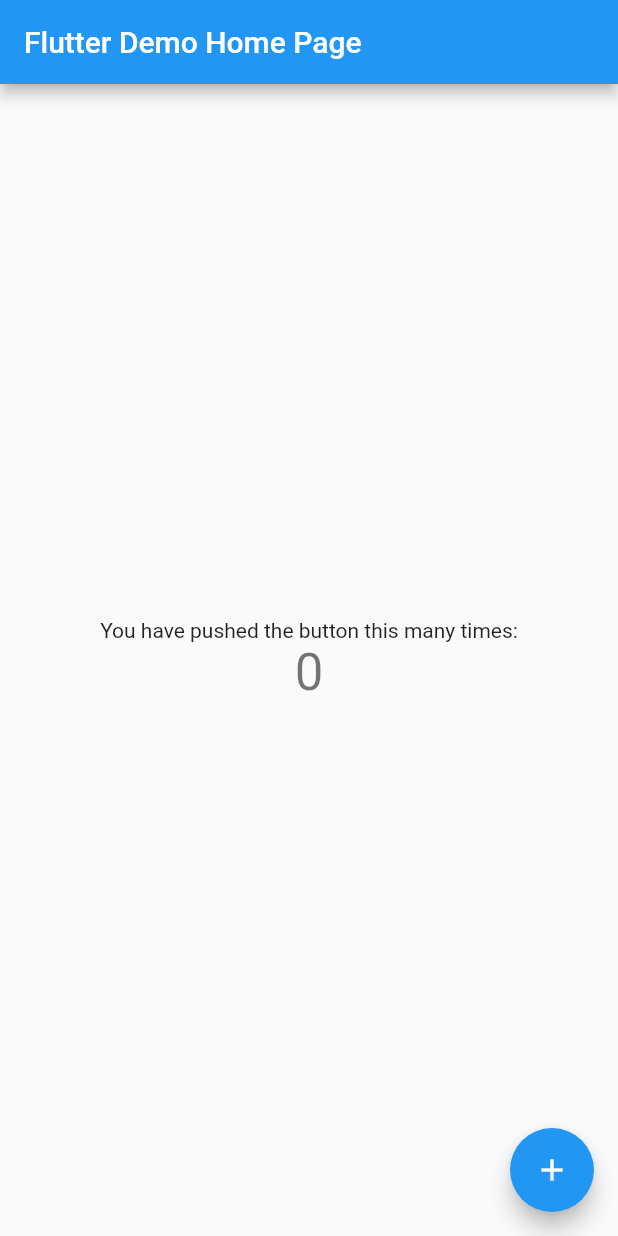
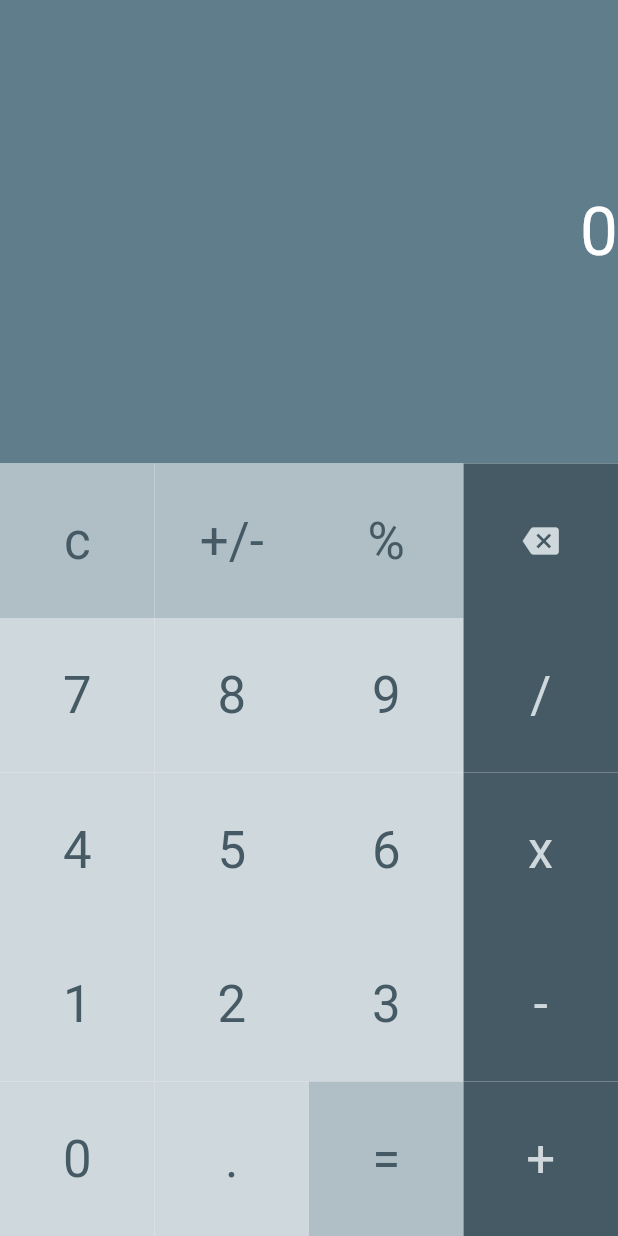
Before and after one commit to iamsatriya/flutter_sandbox, a Flutter app: the screen it shows after launch, on a phone screen of 412 x 824 dp. Run offline on Flutter 3.47's test engine with Material 2 defaults, Android fonts, the phone set to English and light mode, and no system bars.

```diff
--- a/lib/main.dart
+++ b/lib/main.dart
@@ -1,113 +1,212 @@
 import 'package:flutter/material.dart';
 
-void main() {
-  runApp(MyApp());
-}
+void main() => runApp(MyApp());
 
 class MyApp extends StatelessWidget {
-  // This widget is the root of your application.
   @override
   Widget build(BuildContext context) {
     return MaterialApp(
-      title: 'Flutter Demo',
+      title: 'Calculator',
       theme: ThemeData(
-        // This is the theme of your application.
-        //
-        // Try running your application with "flutter run". You'll see the
-        // application has a blue toolbar. Then, without quitting the app, try
-        // changing the primarySwatch below to Colors.green and then invoke
-        // "hot reload" (press "r" in the console where you ran "flutter run",
-        // or simply save your changes to "hot reload" in a Flutter IDE).
-        // Notice that the counter didn't reset back to zero; the application
-        // is not restarted.
-        primarySwatch: Colors.blue,
+        primarySwatch: Colors.blueGrey,
+        visualDensity: VisualDensity.adaptivePlatformDensity,
       ),
-      home: MyHomePage(title: 'Flutter Demo Home Page'),
+      home: MyHomePage(),
     );
   }
 }
 
-class MyHomePage extends StatefulWidget {
-  MyHomePage({Key key, this.title}) : super(key: key);
-
-  // This widget is the home page of your application. It is stateful, meaning
-  // that it has a State object (defined below) that contains fields that affect
-  // how it looks.
-
-  // This class is the configuration for the state. It holds the values (in this
-  // case the title) provided by the parent (in this case the App widget) and
-  // used by the build method of the State. Fields in a Widget subclass are
-  // always marked "final".
-
-  final String title;
-
+class MyHomePage extends StatelessWidget {
   @override
-  _MyHomePageState createState() => _MyHomePageState();
+  Widget build(BuildContext context) {
+    return Scaffold(
+      body: Column(
+        children: [
+          Expanded(
+            child: Container(
+              color: Theme.of(context).primaryColor,
+              child: Align(
+                alignment: Alignment.centerRight,
+                child: Text(
+                  '0',
+                  style: Theme.of(context)
+                      .textTheme
+                      .headline3
+                      .copyWith(color: Colors.white),
+                ),
+              ),
+            ),
+          ),
+          GridView.count(
+            crossAxisCount: 4,
+            shrinkWrap: true,
+            padding: const EdgeInsets.all(0),
+            children: [
+              CalculatorButton(
+                backgroundColor: Theme.of(context).backgroundColor,
+                foregroundColor: Theme.of(context).primaryColorDark,
+                text: 'c',
+              ),
+              CalculatorButton(
+                backgroundColor: Theme.of(context).backgroundColor,
+                foregroundColor: Theme.of(context).primaryColorDark,
+                text: '+/-',
+              ),
+              CalculatorButton(
+                backgroundColor: Theme.of(context).backgroundColor,
+                foregroundColor: Theme.of(context).primaryColorDark,
+                text: '%',
+              ),
+              CalculatorButton.Icon(
+                backgroundColor: Theme.of(context).primaryColorDark,
+                foregroundColor: Theme.of(context).primaryColorLight,
+                text: 'Backspace',
+                icon: Icons.backspace,
+              ),
+              CalculatorButton(
+                backgroundColor: Theme.of(context).primaryColorLight,
+                foregroundColor: Theme.of(context).primaryColorDark,
+                text: '7',
+              ),
+              CalculatorButton(
+                backgroundColor: Theme.of(context).primaryColorLight,
+                foregroundColor: Theme.of(context).primaryColorDark,
+                text: '8',
+              ),
+              CalculatorButton(
+                backgroundColor: Theme.of(context).primaryColorLight,
+                foregroundColor: Theme.of(context).primaryColorDark,
+                text: '9',
+              ),
+              CalculatorButton(
+                backgroundColor: Theme.of(context).primaryColorDark,
+                foregroundColor: Theme.of(context).primaryColorLight,
+                text: '/',
+              ),
+              CalculatorButton(
+                backgroundColor: Theme.of(context).primaryColorLight,
+                foregroundColor: Theme.of(context).primaryColorDark,
+                text: '4',
+              ),
+              CalculatorButton(
+                backgroundColor: Theme.of(context).primaryColorLight,
+                foregroundColor: Theme.of(context).primaryColorDark,
+                text: '5',
+              ),
+              CalculatorButton(
+                backgroundColor: Theme.of(context).primaryColorLight,
+                foregroundColor: Theme.of(context).primaryColorDark,
+                text: '6',
+              ),
+              CalculatorButton(
+                backgroundColor: Theme.of(context).primaryColorDark,
+                foregroundColor: Theme.of(context).primaryColorLight,
+                text: 'x',
+              ),
+              CalculatorButton(
+                backgroundColor: Theme.of(context).primaryColorLight,
+                foregroundColor: Theme.of(context).primaryColorDark,
+                text: '1',
+              ),
+              CalculatorButton(
+                backgroundColor: Theme.of(context).primaryColorLight,
+                foregroundColor: Theme.of(context).primaryColorDark,
+                text: '2',
+              ),
+              CalculatorButton(
+                backgroundColor: Theme.of(context).primaryColorLight,
+                foregroundColor: Theme.of(context).primaryColorDark,
+                text: '3',
+              ),
+              CalculatorButton(
+                backgroundColor: Theme.of(context).primaryColorDark,
+                foregroundColor: Theme.of(context).primaryColorLight,
+                text: '-',
+              ),
+              CalculatorButton(
+                backgroundColor: Theme.of(context).primaryColorLight,
+                foregroundColor: Theme.of(context).primaryColorDark,
+                text: '0',
+              ),
+              CalculatorButton(
+                backgroundColor: Theme.of(context).primaryColorLight,
+                foregroundColor: Theme.of(context).primaryColorDark,
+                text: '.',
+              ),
+              CalculatorButton(
+                backgroundColor: Theme.of(context).backgroundColor,
+                foregroundColor: Theme.of(context).primaryColorDark,
+                text: '=',
+              ),
+              CalculatorButton(
+                backgroundColor: Theme.of(context).primaryColorDark,
+                foregroundColor: Theme.of(context).primaryColorLight,
+                text: '+',
+              ),
+/*              Container(
+                color: Theme.of(context).primaryColorLight,
+                child: Center(
+                  child: Text(
+                    'C',
+                    style: Theme.of(context)
+                        .textTheme
+                        .headline4
+                        .copyWith(color: Theme.of(context).primaryColorDark),
+                  ),
+                ),
+              ),*/
+            ],
+          )
+        ],
+      ),
+    );
+  }
 }
 
-class _MyHomePageState extends State<MyHomePage> {
-  int _counter = 0;
+class CalculatorButton extends StatelessWidget {
+  final Color backgroundColor;
+  final Color foregroundColor;
+  final String text;
+  IconData icon;
+  final Function onTap;
 
-  void _incrementCounter() {
-    setState(() {
-      // This call to setState tells the Flutter framework that something has
-      // changed in this State, which causes it to rerun the build method below
-      // so that the display can reflect the updated values. If we changed
-      // _counter without calling setState(), then the build method would not be
-      // called again, and so nothing would appear to happen.
-      _counter++;
-    });
-  }
+  CalculatorButton({
+    Key key,
+    @required this.backgroundColor,
+    @required this.foregroundColor,
+    @required this.text,
+    @required this.onTap,
+  }) : super(key: key);
+
+  CalculatorButton.Icon({
+    @required this.backgroundColor,
+    @required this.foregroundColor,
+    @required this.text,
+    @required this.icon,
+    @required this.onTap,
+  });
 
   @override
   Widget build(BuildContext context) {
-    // This method is rerun every time setState is called, for instance as done
-    // by the _incrementCounter method above.
-    //
-    // The Flutter framework has been optimized to make rerunning build methods
-    // fast, so that you can just rebuild anything that needs updating rather
-    // than having to individually change instances of widgets.
-    return Scaffold(
-      appBar: AppBar(
-        // Here we take the value from the MyHomePage object that was created by
-        // the App.build method, and use it to set our appbar title.
-        title: Text(widget.title),
-      ),
-      body: Center(
-        // Center is a layout widget. It takes a single child and positions it
-        // in the middle of the parent.
-        child: Column(
-          // Column is also a layout widget. It takes a list of children and
-          // arranges them vertically. By default, it sizes itself to fit its
-          // children horizontally, and tries to be as tall as its parent.
-          //
-          // Invoke "debug painting" (press "p" in the console, choose the
-          // "Toggle Debug Paint" action from the Flutter Inspector in Android
-          // Studio, or the "Toggle Debug Paint" command in Visual Studio Code)
-          // to see the wireframe for each widget.
-          //
-          // Column has various properties to control how it sizes itself and
-          // how it positions its children. Here we use mainAxisAlignment to
-          // center the children vertically; the main axis here is the vertical
-          // axis because Columns are vertical (the cross axis would be
-          // horizontal).
-          mainAxisAlignment: MainAxisAlignment.center,
-          children: <Widget>[
-            Text(
-              'You have pushed the button this many times:',
-            ),
-            Text(
-              '$_counter',
-              style: Theme.of(context).textTheme.headline4,
-            ),
-          ],
+    return GestureDetector(
+      onTap: onTap,
+      child: Container(
+        color: backgroundColor,
+        child: Center(
+          child: icon == null
+              ? Text(
+                  text,
+                  style: Theme.of(context)
+                      .textTheme
+                      .headline4
+                      .copyWith(color: foregroundColor),
+                )
+              : Icon(
+                  icon,
+                  color: foregroundColor,
+                ),
         ),
       ),
-      floatingActionButton: FloatingActionButton(
-        onPressed: _incrementCounter,
-        tooltip: 'Increment',
-        child: Icon(Icons.add),
-      ), // This trailing comma makes auto-formatting nicer for build methods.
     );
   }
 }
```
